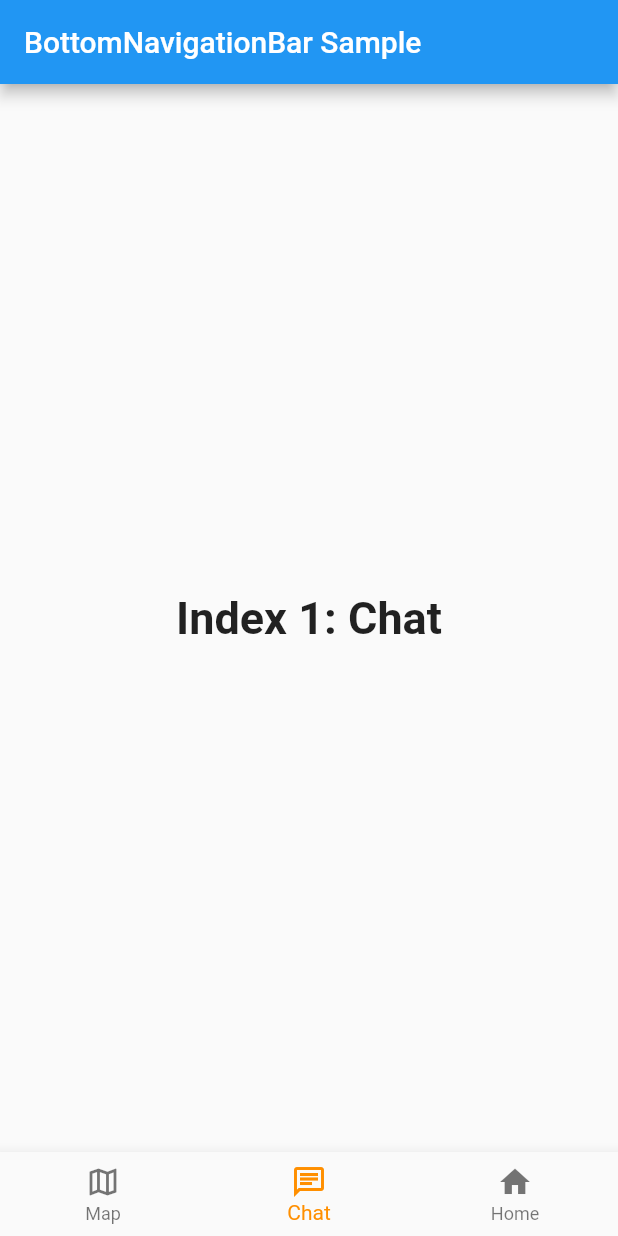
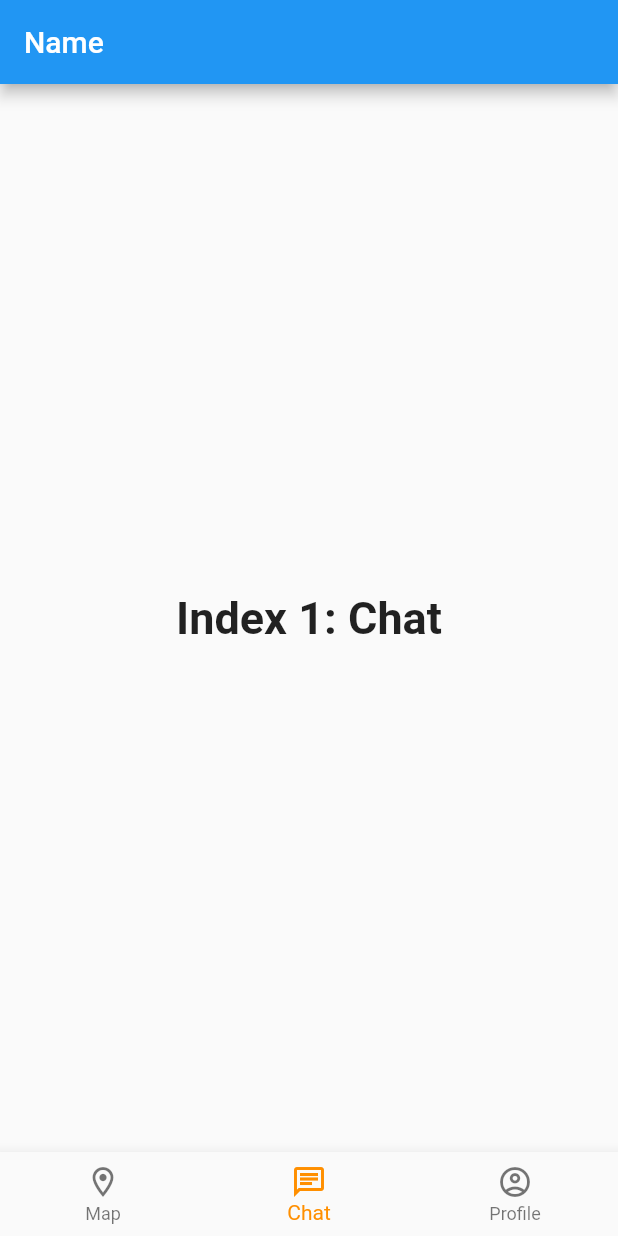
Before and after one commit to emilyjonesr/solutionchallenge2021, a Flutter app: the screen it shows after launch, item 2 of the bottom bar chosen, on a phone screen of 412 x 824 dp. Run offline on Flutter 3.47's test engine with Material 2 defaults, Android fonts, the phone set to English and light mode, and no system bars; our stand-ins replace google_maps_flutter.

Commit message:
screen files + google maps + firebase

```diff
--- a/lib/main.dart
+++ b/lib/main.dart
@@ -1,16 +1,22 @@
 import 'package:flutter/material.dart';
 //import 'package:google_maps_flutter/google_maps_flutter.dart';
+import 'screens/chat-screen.dart';
+import 'screens/login-sceen.dart';
+import 'screens/map-screen.dart';
+import 'screens/profile-screen.dart';
+
+
 
 void main() => runApp(const MyApp());
 
 class MyApp extends StatelessWidget {
   const MyApp({Key? key}) : super(key: key);
 
-  static const String _title = 'Flutter Code Sample';
+  static String _title = 'hello';
 
   @override
   Widget build(BuildContext context) {
-    return const MaterialApp(
+    return MaterialApp(
       title: _title,
       home: MyStatefulWidget(),
     );
@@ -26,19 +32,15 @@ class MyStatefulWidget extends StatefulWidget {
 
 class _MyStatefulWidgetState extends State<MyStatefulWidget> {
   int _selectedIndex = 0;
-  static const TextStyle optionStyle =
-  TextStyle(fontSize: 30, fontWeight: FontWeight.bold);
-  static const List<Widget> _widgetOptions = <Widget>[
-    Text(
-      'Index 0: Map',
-      style: optionStyle,
-    ),
+  static const TextStyle optionStyle = TextStyle(fontSize: 30, fontWeight: FontWeight.bold);
+  static List<Widget> _widgetOptions = <Widget>[
+    Map(),
     Text(
       'Index 1: Chat',
       style: optionStyle,
     ),
     Text(
-      'Index 2: Home',
+      'Index 2: Profile',
       style: optionStyle,
     ),
   ];
@@ -53,7 +55,7 @@ class _MyStatefulWidgetState extends State<MyStatefulWidget> {
   Widget build(BuildContext context) {
     return Scaffold(
       appBar: AppBar(
-        title: const Text('BottomNavigationBar Sample'),
+        title: Text('Name'),
       ),
       body: Center(
         child: _widgetOptions.elementAt(_selectedIndex),
@@ -61,7 +63,7 @@ class _MyStatefulWidgetState extends State<MyStatefulWidget> {
       bottomNavigationBar: BottomNavigationBar(
         items: const <BottomNavigationBarItem>[
           BottomNavigationBarItem(
-            icon: Icon(Icons.map_outlined),
+            icon: Icon(Icons.location_on_outlined),
             label: 'Map',
           ),
           BottomNavigationBarItem(
@@ -69,8 +71,8 @@ class _MyStatefulWidgetState extends State<MyStatefulWidget> {
             label: 'Chat',
           ),
           BottomNavigationBarItem(
-            icon: Icon(Icons.home),
-            label: 'Home',
+            icon: Icon(Icons.account_circle_outlined),
+            label: 'Profile',
           ),
         ],
         currentIndex: _selectedIndex,
@@ -80,39 +82,3 @@ class _MyStatefulWidgetState extends State<MyStatefulWidget> {
     );
   }
 }
-
-// void main() => runApp(MyApp());
-//
-// class MyApp extends StatefulWidget {
-//   @override
-//   _MyAppState createState() => _MyAppState();
-// }
-//
-// class _MyAppState extends State<MyApp> {
-//   GoogleMapController mapController;
-//
-//   final LatLng _center = const LatLng(45.521563, -122.677433);
-//
-//   void _onMapCreated(GoogleMapController controller) {
-//     mapController = controller;
-//   }
-//
-//   @override
-//   Widget build(BuildContext context) {
-//     return MaterialApp(
-//       home: Scaffold(
-//         appBar: AppBar(
-//           title: Text('Maps Sample App'),
-//           backgroundColor: Colors.green[700],
-//         ),
-//         body: GoogleMap(
-//           onMapCreated: _onMapCreated,
-//           initialCameraPosition: CameraPosition(
-//             target: _center,
-//             zoom: 11.0,
-//           ),
-//         ),
-//       ),
-//     );
-//   }
-// }
--- /dev/null
+++ b/lib/screens/map-screen.dart
@@ -0,0 +1,37 @@
+import 'package:flutter/cupertino.dart';
+import 'package:flutter/material.dart';
+import 'package:google_maps_flutter/google_maps_flutter.dart';
+
+class Map extends StatefulWidget {
+  @override
+  _MapState createState() => _MapState();
+}
+
+class _MapState extends State<Map> {
+  late GoogleMapController mapController;
+
+  final LatLng _center = const LatLng(45.521563, -122.677433);
+
+  void _onMapCreated(GoogleMapController controller) {
+     mapController = controller;
+  }
+
+  @override
+  Widget build(BuildContext context) {
+    return MaterialApp(
+      home: Scaffold(
+        appBar: AppBar(
+          title: Text('Maps Sample App'),
+          backgroundColor: Colors.green[700],
+        ),
+        body: GoogleMap(
+          onMapCreated: _onMapCreated,
+          initialCameraPosition: CameraPosition(
+            target: _center,
+            zoom: 11.0,
+          ),
+        ),
+      ),
+    );
+  }
+}
--- /dev/null
+++ b/lib/screens/profile-screen.dart
@@ -0,0 +1,13 @@
+import 'package:flutter/cupertino.dart';
+
+class Profile extends StatefulWidget {
+  @override
+  _ProfileState createState() => _ProfileState();
+}
+
+class _ProfileState extends State<Profile> {
+  @override
+  Widget build(BuildContext context) {
+    return Container();
+  }
+}
--- a/pubspec.yaml
+++ b/pubspec.yaml
@@ -23,7 +23,7 @@ environment:
 dependencies:
   flutter:
     sdk: flutter
-  google_maps_flutter: ^1.0.3
+  google_maps_flutter: ^2.0.1
 
 
   # The following adds the Cupertino Icons font to your application.
```
Also changed, not shown: lib/screens/chat-screen.dart (added, +13 -0 lines), lib/screens/login-sceen.dart (added, +15 -0 lines), pubspec.lock, 17 other files.
